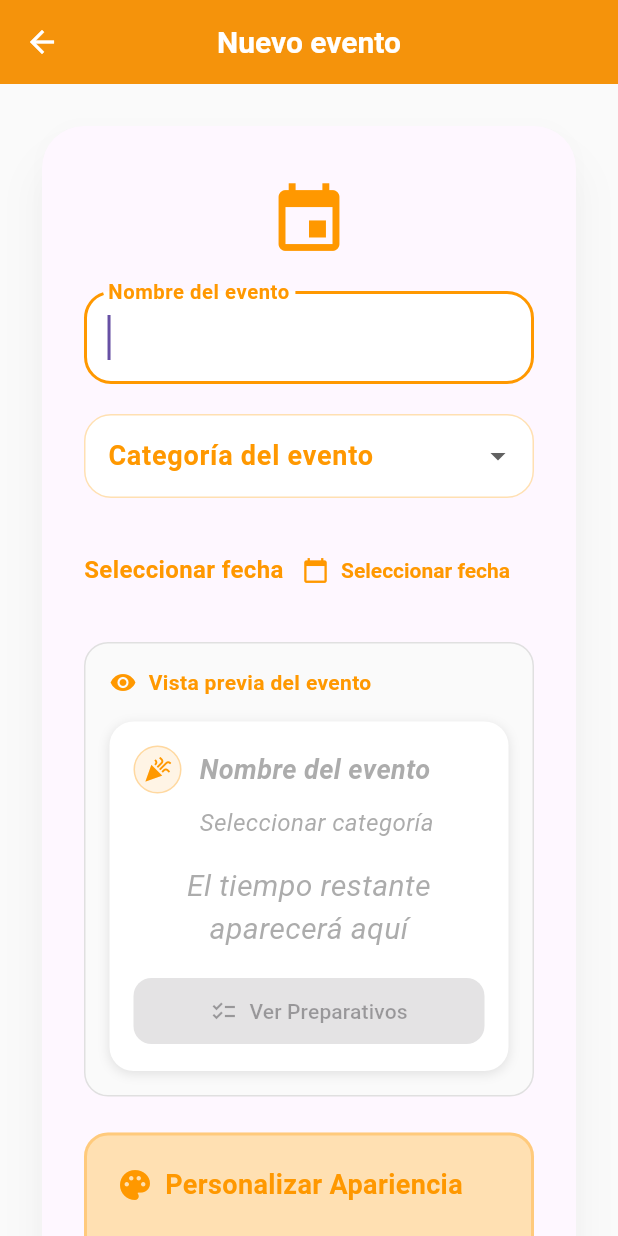
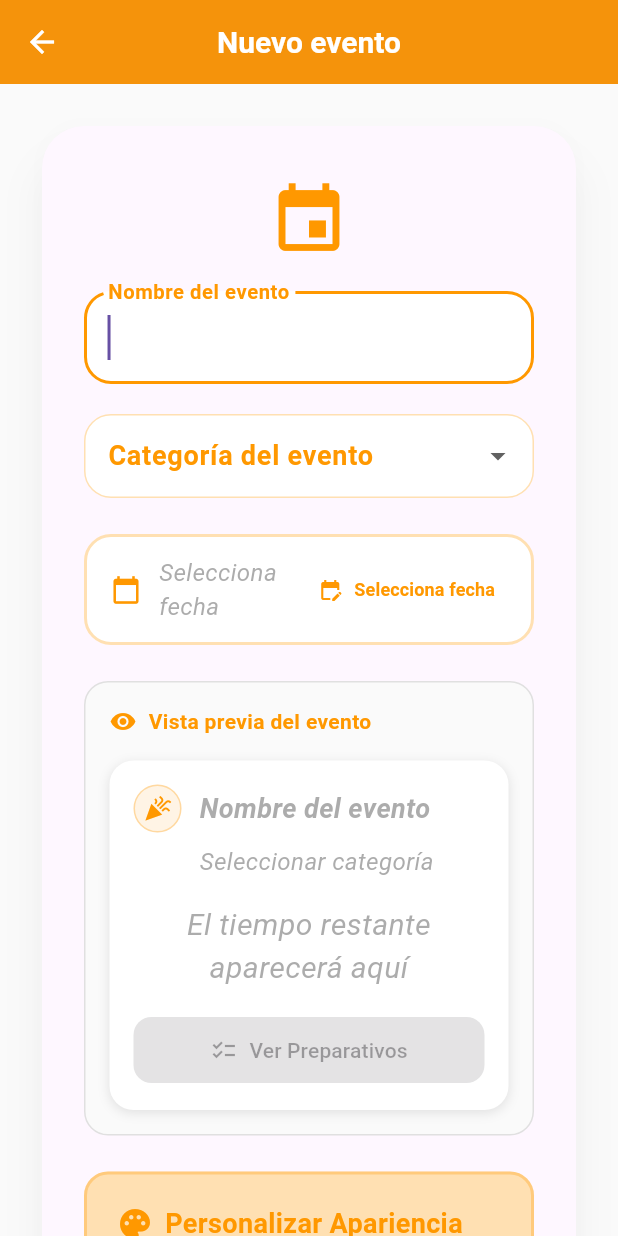
Before and after one commit to Carfer0410/-cuanto-falta-, a Flutter app: the AddEventPage screen opened directly, on a phone screen of 412 x 824 dp. Run offline on Flutter 3.47's test engine with Material 3 defaults, Android fonts, the phone set to English and light mode, and no system bars; our stand-ins replace flutter_local_notifications, shared_preferences, sqflite, timezone; accounts and stored records are empty.

Commit message:
ajustando formulario creacion eventos #2

```diff
--- a/lib/add_event_page.dart
+++ b/lib/add_event_page.dart
@@ -475,8 +475,28 @@ class _AddEventPageState extends State<AddEventPage> {
                                       : null,
                         ),
                         const SizedBox(height: 24),
-                        Row(
+
+                        // Campo de fecha con recuadro pequeño y borde naranja
+                        Container(
+                          padding: const EdgeInsets.symmetric(horizontal: 16, vertical: 12),
+                          decoration: BoxDecoration(
+                            color: context.cardColor,
+                            borderRadius: BorderRadius.circular(18),
+                            border: Border.all(
+                              color: context.isDark
+                                ? context.orangeVariant.withOpacity(0.5)
+                                : context.orangeVariant.withOpacity(0.3),
+                              width: 2,
+                            ),
+                          ),
+                          child: Row(
                             children: [
+                              Icon(
+                                Icons.calendar_today,
+                                color: context.orangeVariant,
+                                size: 20,
+                              ),
+                              const SizedBox(width: 12),
                               Expanded(
                                 child: Text(
                                   _selectedDate == null
@@ -484,33 +504,44 @@ class _AddEventPageState extends State<AddEventPage> {
                                       : '${_selectedDate!.day.toString().padLeft(2, '0')}/${_selectedDate!.month.toString().padLeft(2, '0')}/${_selectedDate!.year}',
                                   style: TextStyle(
                                     fontSize: 16,
-                                  color: context.orangeVariant,
-                                  fontWeight: FontWeight.bold,
+                                    color: _selectedDate != null
+                                      ? context.primaryTextColor
+                                      : context.secondaryTextColor.withOpacity(0.6),
+                                    fontWeight: _selectedDate != null
+                                      ? FontWeight.w600
+                                      : FontWeight.normal,
+                                    fontStyle: _selectedDate == null
+                                      ? FontStyle.italic
+                                      : FontStyle.normal,
                                   ),
                                 ),
                               ),
                               TextButton.icon(
                                 onPressed: _pickDate,
                                 icon: Icon(
-                                Icons.calendar_today,
+                                  Icons.edit_calendar,
                                   color: context.orangeVariant,
-                                size: 18,
+                                  size: 16,
                                 ),
                                 label: Text(
-                                localizationService.t('selectDate'),
+                                  _selectedDate == null
+                                    ? localizationService.t('selectDate')
+                                    : 'Cambiar',
                                   style: TextStyle(
                                     color: context.orangeVariant,
                                     fontWeight: FontWeight.bold,
+                                    fontSize: 12,
                                   ),
                                 ),
                                 style: TextButton.styleFrom(
                                   foregroundColor: context.orangeVariant,
-                                textStyle: const TextStyle(
-                                  fontWeight: FontWeight.bold,
-                                ),
+                                  padding: const EdgeInsets.symmetric(horizontal: 8, vertical: 4),
+                                  minimumSize: Size.zero,
+                                  tapTargetSize: MaterialTapTargetSize.shrinkWrap,
                                 ),
                               ),
                             ],
+                          ),
                         ),
                         const SizedBox(height: 24),
 
--- a/lib/localization_service.dart
+++ b/lib/localization_service.dart
@@ -196,7 +196,7 @@ class LocalizationService extends ChangeNotifier {
       'addEvent': 'Nuevo evento',
       'eventTitle': 'Nombre del evento',
       'eventTitleHint': 'Ej: Mi cumpleaños',
-      'selectDate': 'Seleccionar fecha',
+      'selectDate': 'Selecciona fecha',
       'chooseDate': 'Elegir fecha',
       'targetDate': 'Fecha objetivo',
       'selectCategory': 'Seleccionar categoría',
```
Lines whose indentation alone changed are shown as unchanged.
